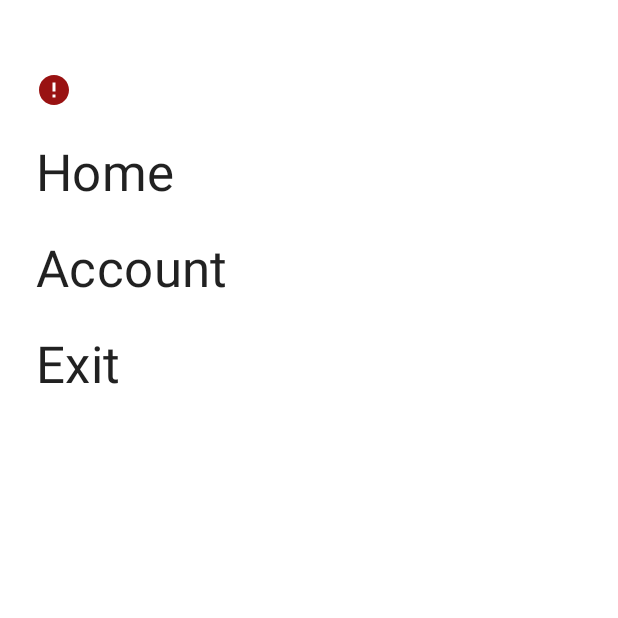
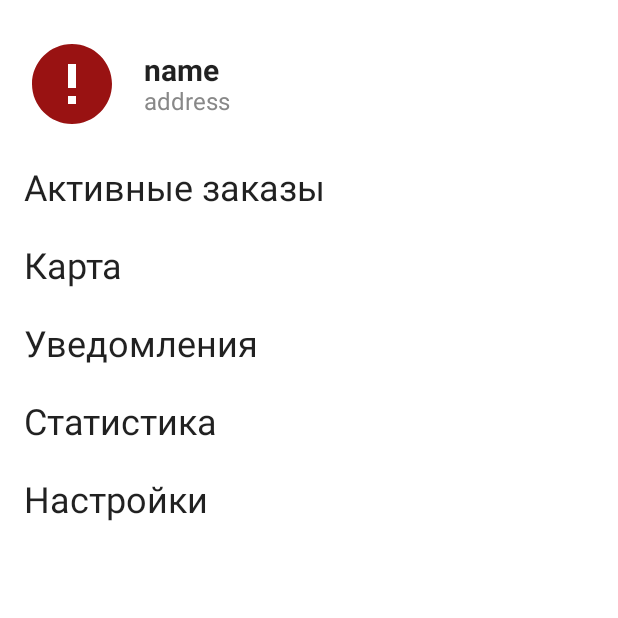
Before and after one commit to kadiksi/j-compose, an Android app built with Jetpack Compose: the composable Drawer shown on its own in the app's theme, on a phone screen of 412 x 824 dp, the top half of it. Run offline under Robolectric (Android 15) with nearby library versions, the phone set to English and light mode, and no system bars; network calls fail.

Commit message:
Drawer added

```diff
--- a/app/src/main/java/kz/jcourier/ui/component/Drawer.kt
+++ b/app/src/main/java/kz/jcourier/ui/component/Drawer.kt
@@ -6,46 +6,79 @@ import androidx.compose.foundation.layout.*
 import androidx.compose.material.MaterialTheme
 import androidx.compose.material.Text
 import androidx.compose.runtime.Composable
+import androidx.compose.ui.Alignment
 import androidx.compose.ui.Modifier
+import androidx.compose.ui.graphics.Color
 import androidx.compose.ui.res.painterResource
+import androidx.compose.ui.res.stringResource
+import androidx.compose.ui.text.TextStyle
+import androidx.compose.ui.text.font.FontWeight
 import androidx.compose.ui.unit.dp
+import androidx.compose.ui.unit.sp
 import kz.jcourier.R
 
-sealed class DrawerScreens(val title: String, val route: String) {
-    object Home : DrawerScreens("Home", "home")
-    object Account : DrawerScreens("Account", "account")
-    object Help : DrawerScreens("Exit", "exit")
+sealed class DrawerScreens(val title: Int, val route: String) {
+    object ActiveOrders : DrawerScreens(R.string.active_orders, "active_orders")
+    object Map : DrawerScreens(R.string.map, "map")
+    object Notifications : DrawerScreens(R.string.notifications, "notifications")
+    object Statistic : DrawerScreens(R.string.statistic, "statistic")
+    object Settings : DrawerScreens(R.string.settings, "settings")
 }
 
 private val screens = listOf(
-    DrawerScreens.Home,
-    DrawerScreens.Account,
-    DrawerScreens.Help
+    DrawerScreens.ActiveOrders,
+    DrawerScreens.Map,
+    DrawerScreens.Notifications,
+    DrawerScreens.Statistic,
+    DrawerScreens.Settings
 )
 
 @Composable
 fun Drawer(
-    modifier: Modifier = Modifier,
-    onDestinationClicked: (route: String) -> Unit
+    modifier: Modifier = Modifier, onDestinationClicked: (route: String) -> Unit
 ) {
     Column(
         modifier
             .fillMaxSize()
-            .padding(start = 24.dp, top = 48.dp)
+            .padding(start = 16.dp, top = 24.dp)
     ) {
-        Image(
-            painter = painterResource(R.drawable.baseline_error_24),
-            contentDescription = "App icon"
-        )
+        Row(
+            modifier = modifier
+                .fillMaxWidth()
+        ) {
+            Image(
+                painter = painterResource(R.drawable.baseline_error_24),
+                contentDescription = "Profile Icon",
+                modifier = Modifier.size(64.dp)
+            )
+            Column(
+                modifier = Modifier
+                    .padding(start = 16.dp)
+                    .align(Alignment.CenterVertically)
+            ) {
+                Text(
+                    text = "name",
+                    style = TextStyle(
+                        fontWeight = FontWeight.Bold,
+                        fontSize = 20.sp
+                    )
+                )
+                Text(
+                    text = "address",
+                    style = TextStyle(
+                        color = Color.Gray,
+                        fontSize = 16.sp
+                    )
+                )
+            }
+        }
         screens.forEach { screen ->
             Spacer(Modifier.height(24.dp))
-            Text(
-                text = screen.title,
-                style = MaterialTheme.typography.h4,
+            Text(text = stringResource(id = screen.title),
+                style = MaterialTheme.typography.h5,
                 modifier = Modifier.clickable {
                     onDestinationClicked(screen.route)
-                }
-            )
+                })
         }
     }
 }
--- a/app/src/main/java/kz/jcourier/ui/containers/EntryPointActivity.kt
+++ b/app/src/main/java/kz/jcourier/ui/containers/EntryPointActivity.kt
@@ -35,7 +35,7 @@ class EntryPointActivity : ComponentActivity() {
                     modifier = Modifier.fillMaxSize(),
                     color = MaterialTheme.colors.background
                 ) {
-                    LoginPage(homeViewModel = homeViewModel)
+                    LoginPage()
                 }
             }
         }
@@ -43,14 +43,14 @@ class EntryPointActivity : ComponentActivity() {
 }
 
 @Composable
-fun LoginPage(viewModel: LoginViewModel = viewModel(), homeViewModel: HomeViewModel) {
+fun LoginPage(viewModel: LoginViewModel = viewModel()) {
     val isAuthorised by viewModel.uiState.isAuthorised
 
     Box(
         modifier = Modifier.fillMaxSize(),
     ) {
         LoginScreen(!isAuthorised)
-        HomeScreen(isAuthorised, homeViewModel = homeViewModel)
+        HomeScreen(isAuthorised)
     }
 }
 
--- a/app/src/main/res/values/strings.xml
+++ b/app/src/main/res/values/strings.xml
@@ -2,4 +2,11 @@
     <string name="app_name">JCourier</string>
     <string name="title_activity_auth">AuthActivity</string>
     <string name="login_error">Ошибка входа</string>
+
+    <string name="active_orders">Активные заказы</string>
+    <string name="map">Карта</string>
+    <string name="notifications">Уведомления</string>
+    <string name="statistic">Статистика</string>
+    <string name="settings">Настройки</string>
+
 </resources>
```
Also changed, not shown: app/src/main/java/kz/jcourier/ui/screens/HomeScreen.kt (+21 -8 lines), app/src/main/java/kz/jcourier/ui/screens/HomeScreens.kt (+3 -4 lines).
